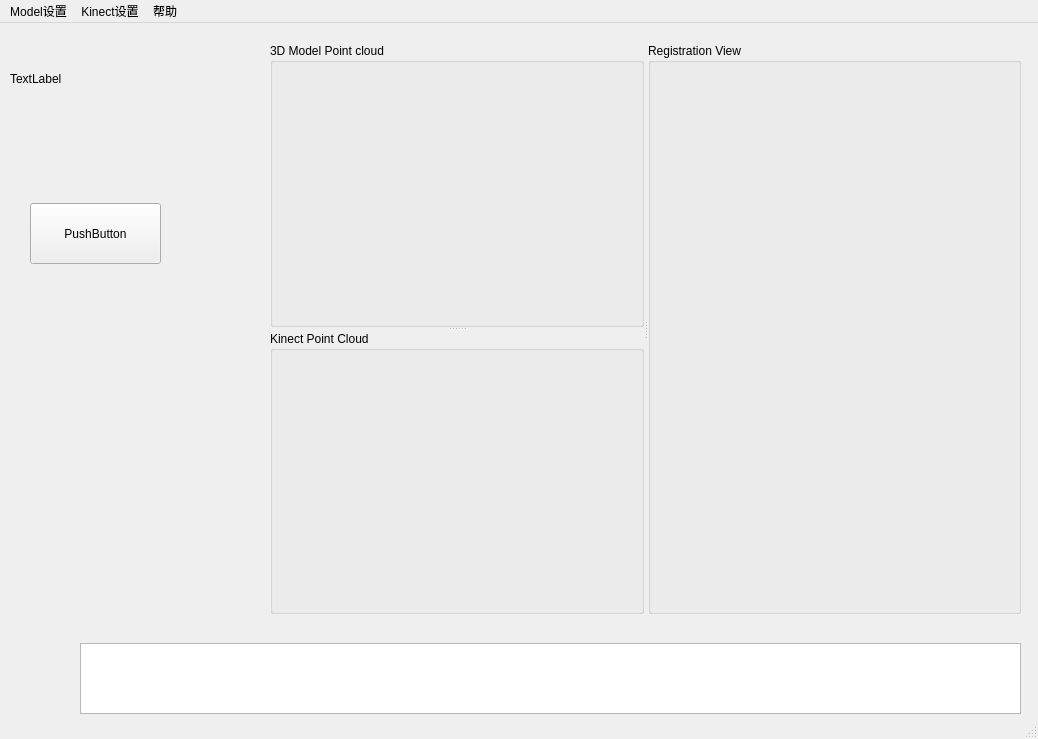
This is RHCLVisualizer/RHCLVisualizer.ui in thinkexist1989/RHCL as Qt 5 draws it before an edit. The edited form follows.
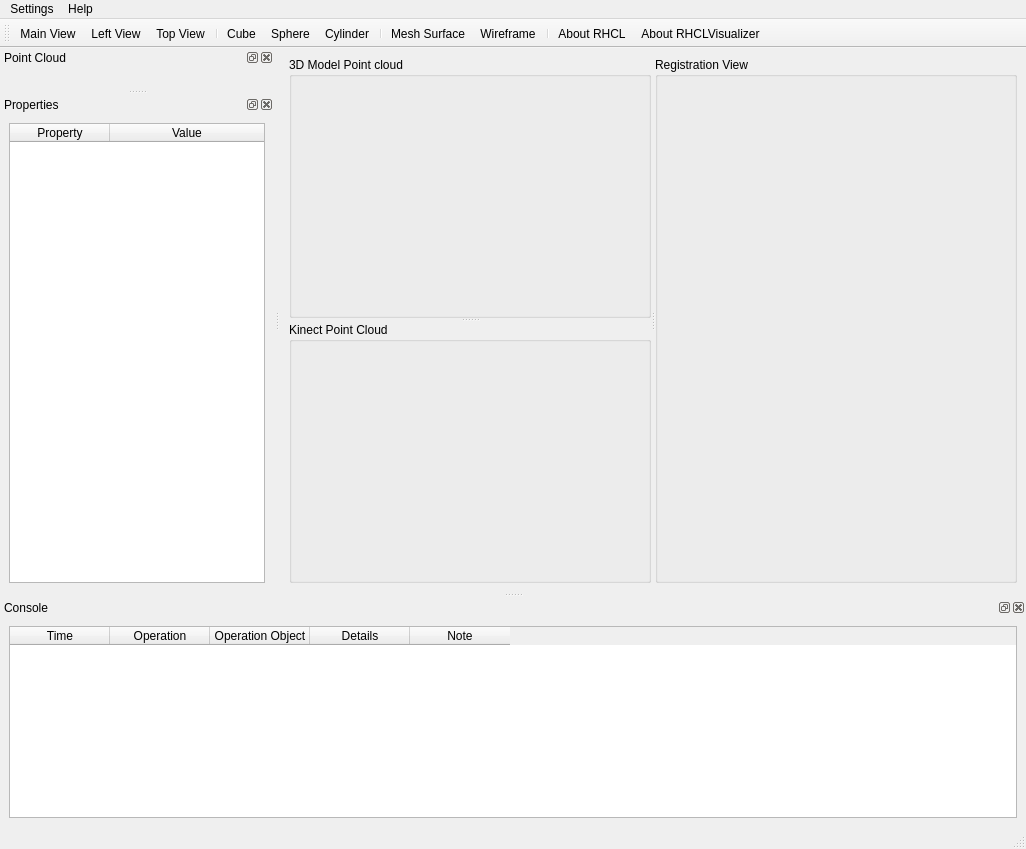
This is the edited form. Icons and pictures are not drawn. Custom widgets are drawn as their Qt base class.

What changed in the file:
```diff
--- a/RHCLVisualizer/RHCLVisualizer.ui
+++ b/RHCLVisualizer/RHCLVisualizer.ui
@@ -6,52 +6,17 @@
    <rect>
     <x>0</x>
     <y>0</y>
-    <width>1038</width>
-    <height>739</height>
+    <width>1026</width>
+    <height>849</height>
    </rect>
   </property>
   <property name="windowTitle">
    <string>RHCLVisualizer</string>
   </property>
   <widget class="QWidget" name="centralwidget">
-   <widget class="QLabel" name="label">
-    <property name="geometry">
-     <rect>
-      <x>10</x>
-      <y>20</y>
-      <width>241</width>
-      <height>71</height>
-     </rect>
-    </property>
-    <property name="text">
-     <string>TextLabel</string>
-    </property>
-   </widget>
-   <widget class="QTextEdit" name="Logger">
-    <property name="geometry">
-     <rect>
-      <x>80</x>
-      <y>620</y>
-      <width>941</width>
-      <height>71</height>
-     </rect>
-    </property>
-    <property name="maximumSize">
-     <size>
-      <width>16777215</width>
-      <height>300</height>
-     </size>
-    </property>
-   </widget>
+   <layout class="QGridLayout" name="gridLayout_4">
+    <item row="0" column="0">
    <widget class="QSplitter" name="splitterH">
-    <property name="geometry">
-     <rect>
-      <x>270</x>
-      <y>20</y>
-      <width>751</width>
-      <height>571</height>
-     </rect>
-    </property>
     <property name="orientation">
      <enum>Qt::Horizontal</enum>
     </property>
@@ -91,59 +56,249 @@
      </layout>
     </widget>
    </widget>
-   <widget class="QPushButton" name="pushButton">
-    <property name="geometry">
-     <rect>
-      <x>30</x>
-      <y>180</y>
-      <width>131</width>
-      <height>61</height>
-     </rect>
-    </property>
-    <property name="text">
-     <string>PushButton</string>
-    </property>
-   </widget>
+    </item>
+   </layout>
   </widget>
   <widget class="QMenuBar" name="menubar">
    <property name="geometry">
     <rect>
      <x>0</x>
      <y>0</y>
-     <width>1038</width>
+     <width>1026</width>
      <height>23</height>
     </rect>
    </property>
    <widget class="QMenu" name="menu">
     <property name="title">
-     <string>Model设置</string>
+     <string>Settings</string>
     </property>
    </widget>
-   <widget class="QMenu" name="menuKinect">
+   <widget class="QMenu" name="menuHelp">
     <property name="title">
-     <string>Kinect设置</string>
-    </property>
-   </widget>
-   <widget class="QMenu" name="menu_2">
-    <property name="title">
-     <string>帮助</string>
+     <string>Help</string>
     </property>
     <addaction name="action_about"/>
     <addaction name="action_aboutV"/>
    </widget>
    <addaction name="menu"/>
-   <addaction name="menuKinect"/>
-   <addaction name="menu_2"/>
+   <addaction name="menuHelp"/>
   </widget>
   <widget class="QStatusBar" name="statusbar"/>
+  <widget class="QDockWidget" name="dockWidgetPointCloud">
+   <property name="windowTitle">
+    <string>Point Cloud</string>
+   </property>
+   <attribute name="dockWidgetArea">
+    <number>1</number>
+   </attribute>
+   <widget class="QWidget" name="dockWidgetContentsPointCloud">
+    <widget class="QPushButton" name="pushButton">
+     <property name="geometry">
+      <rect>
+       <x>10</x>
+       <y>270</y>
+       <width>75</width>
+       <height>23</height>
+      </rect>
+     </property>
+     <property name="text">
+      <string>PushButton</string>
+     </property>
+    </widget>
+   </widget>
+  </widget>
+  <widget class="QDockWidget" name="dockWidgetConsole">
+   <property name="windowTitle">
+    <string>Console</string>
+   </property>
+   <attribute name="dockWidgetArea">
+    <number>8</number>
+   </attribute>
+   <widget class="QWidget" name="dockWidgetContentsConsole">
+    <layout class="QGridLayout" name="gridLayout_6">
+     <item row="0" column="0">
+      <widget class="QTableWidget" name="tableWidget">
+       <property name="gridStyle">
+        <enum>Qt::SolidLine</enum>
+       </property>
+       <attribute name="horizontalHeaderCascadingSectionResizes">
+        <bool>false</bool>
+       </attribute>
+       <attribute name="horizontalHeaderMinimumSectionSize">
+        <number>25</number>
+       </attribute>
+       <attribute name="horizontalHeaderStretchLastSection">
+        <bool>false</bool>
+       </attribute>
+       <attribute name="verticalHeaderStretchLastSection">
+        <bool>false</bool>
+       </attribute>
+       <column>
+        <property name="text">
+         <string>Time</string>
+        </property>
+       </column>
+       <column>
+        <property name="text">
+         <string>Operation</string>
+        </property>
+       </column>
+       <column>
+        <property name="text">
+         <string>Operation Object</string>
+        </property>
+       </column>
+       <column>
+        <property name="text">
+         <string>Details</string>
+        </property>
+       </column>
+       <column>
+        <property name="text">
+         <string>Note</string>
+        </property>
+       </column>
+      </widget>
+     </item>
+    </layout>
+   </widget>
+  </widget>
+  <widget class="QDockWidget" name="dockWidgetProp">
+   <property name="windowTitle">
+    <string>Properties</string>
+   </property>
+   <attribute name="dockWidgetArea">
+    <number>1</number>
+   </attribute>
+   <widget class="QWidget" name="dockWidgetContentsProp">
+    <layout class="QGridLayout" name="gridLayout_5">
+     <item row="0" column="0">
+      <widget class="QTableWidget" name="tableWidgetProp">
+       <attribute name="horizontalHeaderShowSortIndicator" stdset="0">
+        <bool>false</bool>
+       </attribute>
+       <attribute name="horizontalHeaderStretchLastSection">
+        <bool>true</bool>
+       </attribute>
+       <column>
+        <property name="text">
+         <string>Property</string>
+        </property>
+       </column>
+       <column>
+        <property name="text">
+         <string>Value</string>
+        </property>
+       </column>
+      </widget>
+     </item>
+    </layout>
+   </widget>
+  </widget>
+  <widget class="QToolBar" name="toolBar">
+   <property name="windowTitle">
+    <string>toolBar</string>
+   </property>
+   <attribute name="toolBarArea">
+    <enum>TopToolBarArea</enum>
+   </attribute>
+   <attribute name="toolBarBreak">
+    <bool>false</bool>
+   </attribute>
+   <addaction name="actionMainView"/>
+   <addaction name="actionLeftView"/>
+   <addaction name="actionTopView"/>
+   <addaction name="separator"/>
+   <addaction name="actionCube"/>
+   <addaction name="actionSphere"/>
+   <addaction name="actionCylinder"/>
+   <addaction name="separator"/>
+   <addaction name="actionMeshSurface"/>
+   <addaction name="actionWireframe"/>
+   <addaction name="separator"/>
+   <addaction name="action_about"/>
+   <addaction name="action_aboutV"/>
+  </widget>
   <action name="action_about">
    <property name="text">
-    <string>关于RHCL</string>
+    <string>About RHCL</string>
    </property>
   </action>
   <action name="action_aboutV">
    <property name="text">
-    <string>关于RHCLVisualizer</string>
+    <string>About RHCLVisualizer</string>
+   </property>
+  </action>
+  <action name="actionMainView">
+   <property name="icon">
+    <iconset resource="res.qrc">
+     <normaloff>:/Resources/zhengshi.png</normaloff>:/Resources/zhengshi.png</iconset>
+   </property>
+   <property name="text">
+    <string>Main View</string>
+   </property>
+  </action>
+  <action name="actionLeftView">
+   <property name="icon">
+    <iconset resource="res.qrc">
+     <normaloff>:/Resources/zuoshi.png</normaloff>:/Resources/zuoshi.png</iconset>
+   </property>
+   <property name="text">
+    <string>Left View</string>
+   </property>
+  </action>
+  <action name="actionTopView">
+   <property name="icon">
+    <iconset resource="res.qrc">
+     <normaloff>:/Resources/fushi.png</normaloff>:/Resources/fushi.png</iconset>
+   </property>
+   <property name="text">
+    <string>Top View</string>
+   </property>
+  </action>
+  <action name="actionSphere">
+   <property name="icon">
+    <iconset resource="res.qrc">
+     <normaloff>:/Resources/sphere.png</normaloff>:/Resources/sphere.png</iconset>
+   </property>
+   <property name="text">
+    <string>Sphere</string>
+   </property>
+  </action>
+  <action name="actionCylinder">
+   <property name="icon">
+    <iconset resource="res.qrc">
+     <normaloff>:/Resources/cylinder.png</normaloff>:/Resources/cylinder.png</iconset>
+   </property>
+   <property name="text">
+    <string>Cylinder</string>
+   </property>
+  </action>
+  <action name="actionMeshSurface">
+   <property name="icon">
+    <iconset resource="res.qrc">
+     <normaloff>:/Resources/mesh.png</normaloff>:/Resources/mesh.png</iconset>
+   </property>
+   <property name="text">
+    <string>Mesh Surface</string>
+   </property>
+  </action>
+  <action name="actionWireframe">
+   <property name="icon">
+    <iconset resource="res.qrc">
+     <normaloff>:/Resources/frame.png</normaloff>:/Resources/frame.png</iconset>
+   </property>
+   <property name="text">
+    <string>Wireframe</string>
+   </property>
+  </action>
+  <action name="actionCube">
+   <property name="icon">
+    <iconset resource="res.qrc">
+     <normaloff>:/Resources/cube.png</normaloff>:/Resources/cube.png</iconset>
+   </property>
+   <property name="text">
+    <string>Cube</string>
    </property>
   </action>
  </widget>
```
Left out of the diff: 12 changed lines with no effect on the pictures. Lines whose indentation alone changed are shown as unchanged.
